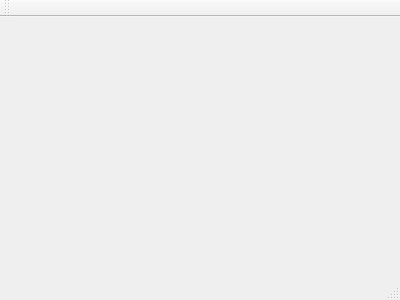
Old version of the form mainwindow.ui in the repository pavelovcharov/QDeltaEdit.
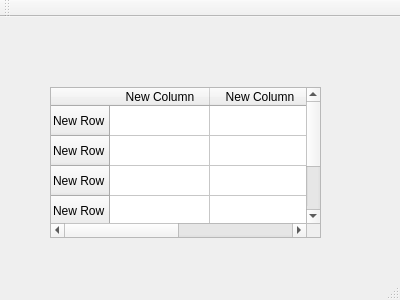
New version of the form. Custom widgets are drawn as their Qt base class.

Commit message: delta table

```diff
--- a/mainwindow.ui
+++ b/mainwindow.ui
@@ -17,13 +17,58 @@
    <widget class="QDeltaEdit" name="widget" native="true">
     <property name="geometry">
      <rect>
-      <x>130</x>
-      <y>90</y>
-      <width>120</width>
-      <height>80</height>
+      <x>160</x>
+      <y>10</y>
+      <width>231</width>
+      <height>41</height>
      </rect>
     </property>
    </widget>
+   <widget class="QTableWidget" name="tableWidget">
+    <property name="geometry">
+     <rect>
+      <x>50</x>
+      <y>70</y>
+      <width>271</width>
+      <height>151</height>
+     </rect>
+    </property>
+    <row>
+     <property name="text">
+      <string>New Row</string>
+     </property>
+    </row>
+    <row>
+     <property name="text">
+      <string>New Row</string>
+     </property>
+    </row>
+    <row>
+     <property name="text">
+      <string>New Row</string>
+     </property>
+    </row>
+    <row>
+     <property name="text">
+      <string>New Row</string>
+     </property>
+    </row>
+    <row>
+     <property name="text">
+      <string>New Row</string>
+     </property>
+    </row>
+    <column>
+     <property name="text">
+      <string>New Column</string>
+     </property>
+    </column>
+    <column>
+     <property name="text">
+      <string>New Column</string>
+     </property>
+    </column>
+   </widget>
   </widget>
   <widget class="QMenuBar" name="menuBar">
    <property name="geometry">
```
The commit also changes 3 other files.
